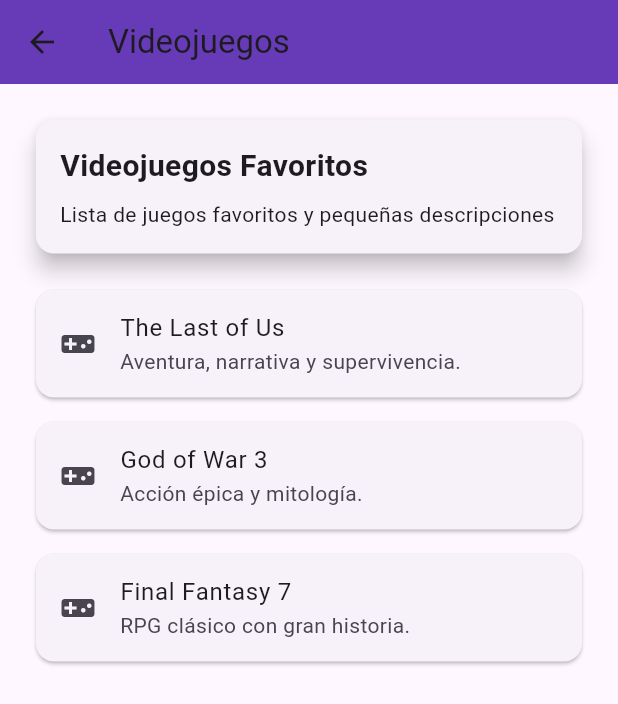
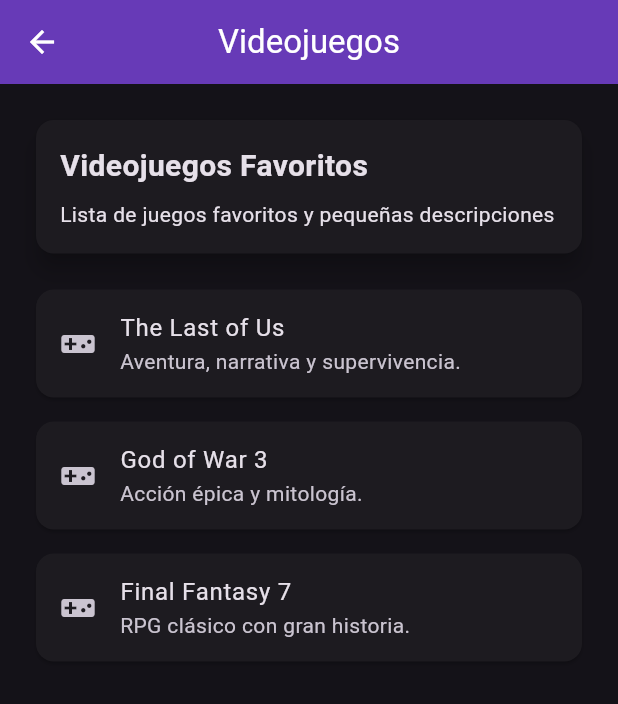
Before and after one commit to Ginosaurio04/Nueva-carpeta, a Flutter app: the videojuegos_screen screen opened by its route, on a phone screen of 412 x 824 dp. Shown: the top 704 px of the screen. Run offline on Flutter 3.47's test engine with Material 3 defaults, Android fonts, the phone set to English and light mode, and no system bars.

Commit message:
agregado del tema oscuro

```diff
--- a/flutter_application_portafolio/lib/main.dart
+++ b/flutter_application_portafolio/lib/main.dart
@@ -1,5 +1,6 @@
 import 'package:flutter/material.dart';
 import 'package:flutter_application_portafolio/routes/app_routes.dart';
+import 'package:flutter_application_portafolio/themes/app_theme.dart';
 
 void main() {
   runApp(const MyApp());
@@ -15,6 +16,7 @@
       debugShowCheckedModeBanner: false,
       initialRoute: AppRoutes.initialRoute,
       routes: AppRoutes.getAppRoutes(),
+      theme: AppTheme.darkTheme,
     );
   }
 }
--- /dev/null
+++ b/flutter_application_portafolio/lib/themes/app_theme.dart
@@ -0,0 +1,20 @@
+import 'package:flutter/material.dart';
+
+class AppTheme {
+  static const Color primary = Color.fromARGB(255, 39, 126, 176);
+  static const Color primaryClear = Colors.white;
+  static final ThemeData darkTheme = ThemeData.dark().copyWith(
+    //Tema para el AppBar
+    appBarTheme: AppBarTheme(
+      backgroundColor: primary,
+      foregroundColor: primaryClear,
+      centerTitle: true,
+    ),
+
+    //Tema para el FAB
+    floatingActionButtonTheme: FloatingActionButtonThemeData(
+      backgroundColor: primary,
+      foregroundColor: primaryClear,
+    ),
+  );
+}
```
